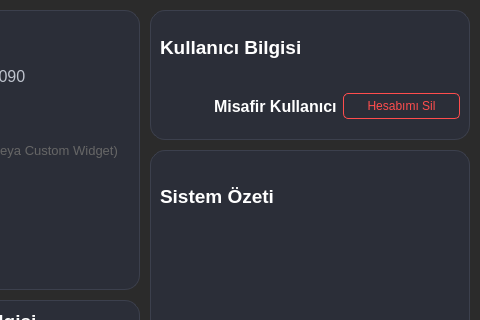
Before: the Qt Designer form Widgets/Anasayfa/anasayfawidget.ui in pSado14/Techbench_, drawn with Qt 5; both pictures show x 520 to 1000 and y 0 to 320 of the 1000 by 620 pixel window.
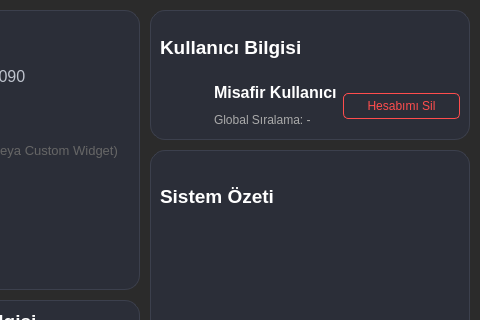
After: the same form once the commit is applied. Icons and pictures are not drawn.

```diff
--- a/Widgets/Anasayfa/anasayfawidget.ui
+++ b/Widgets/Anasayfa/anasayfawidget.ui
@@ -524,6 +524,16 @@
            </property>
           </widget>
          </item>
+         <item>
+          <widget class="QLabel" name="global_ranking_label">
+           <property name="text">
+            <string>Global Sıralama: -</string>
+           </property>
+           <property name="styleSheet">
+            <string notr="true">font-size: 12px; color: #aaa;</string>
+           </property>
+          </widget>
+         </item>
         </layout>
        </item>
       <item>
```
